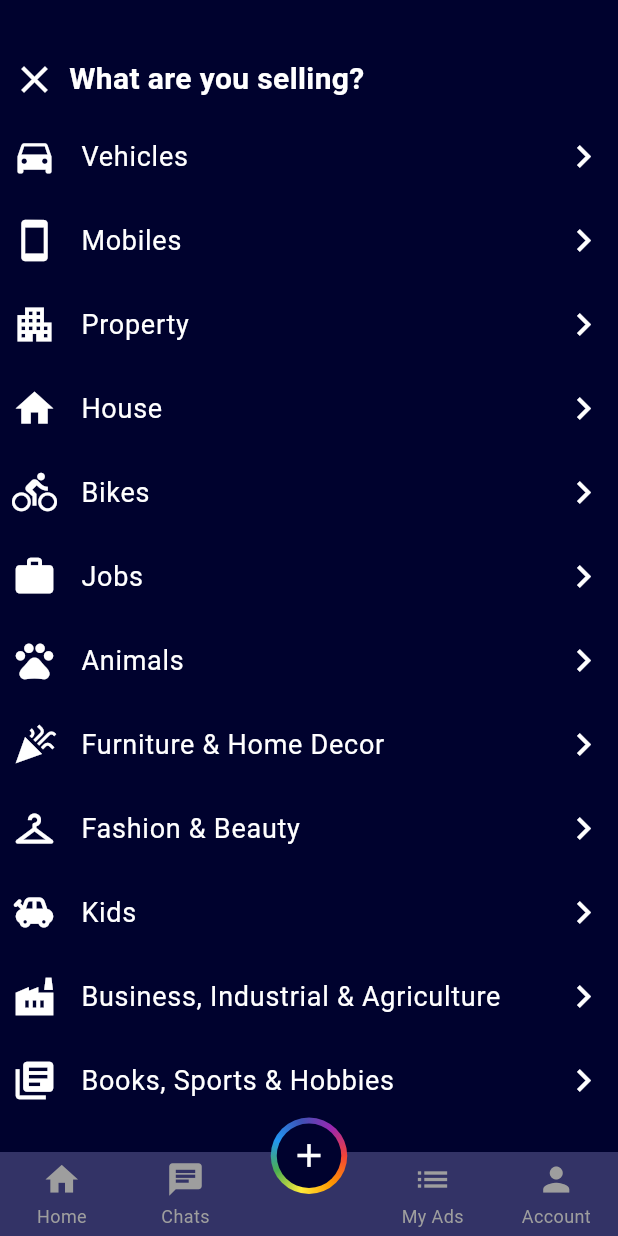
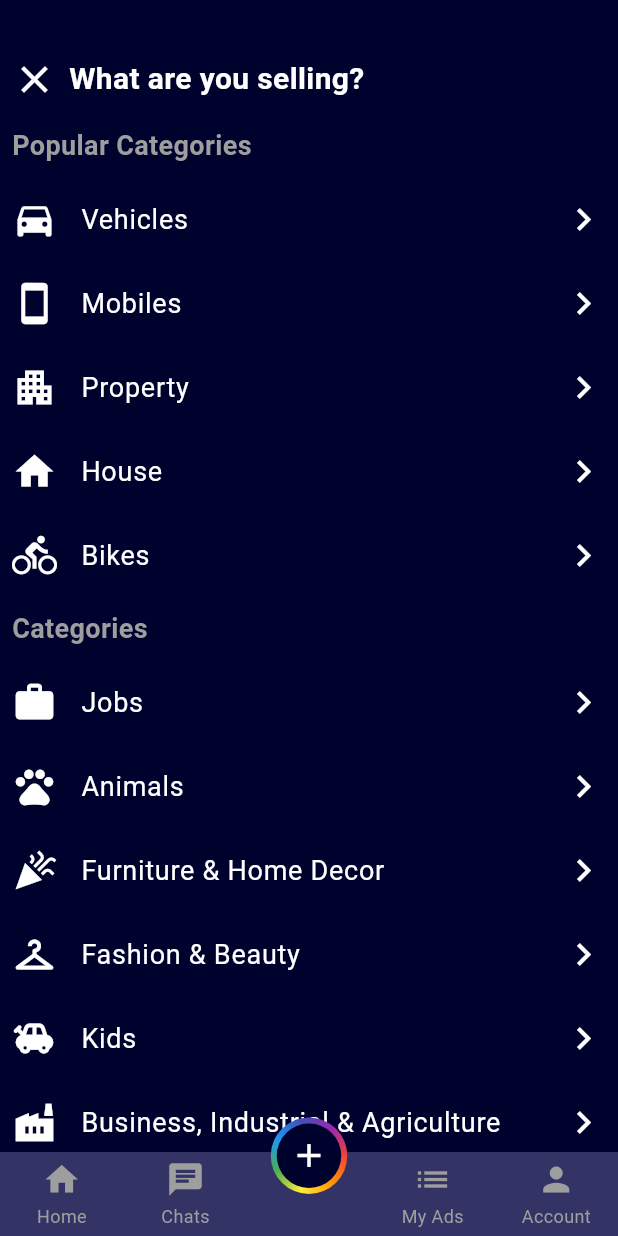
Before and after one commit to I-S-G-7/olx_app, a Flutter app: the screen it shows after launch, item 3 of the bottom bar chosen, on a phone screen of 412 x 824 dp. Run offline on Flutter 3.47's test engine with Material 3 defaults, Android fonts, the phone set to English and light mode, and no system bars; drawn by our look-alikes of persistent_bottom_nav_bar_v2; network calls fail.

Commit message:
Completed basic tabs

```diff
--- a/lib/Selling_page.dart
+++ b/lib/Selling_page.dart
@@ -1,5 +1,4 @@
 import 'package:flutter/material.dart';
-
 class SellingPage extends StatelessWidget {
   const SellingPage({super.key});
 
@@ -7,26 +6,45 @@ class SellingPage extends StatelessWidget {
   Widget build(BuildContext context) {
     return Scaffold(
       backgroundColor: const Color(0xFF00022E),
-      body: Column(
-        crossAxisAlignment: CrossAxisAlignment.start,
+      body: ListView(
+        padding: EdgeInsets.zero,
         children: [
-          SizedBox(height: 30,),
+          const SizedBox(height: 30),
           Row(
-            children: [
+            children: const [
               Padding(
-                padding: const EdgeInsets.all(8.0),
-                child: Icon(Icons.close, color: Colors.white,size: 30,),
+                padding: EdgeInsets.all(8.0),
+                child: Icon(Icons.close, color: Colors.white, size: 30),
               ),
-              Text("What are you selling?", style: TextStyle(color: Colors.white, fontSize: 20, fontWeight: FontWeight.bold),),
+              Text(
+                "What are you selling?",
+                style: TextStyle(
+                  color: Colors.white,
+                  fontSize: 20,
+                  fontWeight: FontWeight.bold,
+                ),
+              ),
             ],
           ),
-          Column(
-            children: [
+          const Padding(
+            padding: EdgeInsets.all(8.0),
+            child: Text(
+              "Popular Categories",
+              style: TextStyle(color: Colors.grey, fontSize: 18, fontWeight: FontWeight.bold),
+            ),
+          ),
           _buildSettingsTile(Icons.directions_car, "Vehicles"),
           _buildSettingsTile(Icons.smartphone, "Mobiles"),
           _buildSettingsTile(Icons.apartment, "Property"),
           _buildSettingsTile(Icons.home, "House"),
           _buildSettingsTile(Icons.directions_bike, "Bikes"),
+          const Padding(
+            padding: EdgeInsets.all(8.0),
+            child: Text(
+              "Categories",
+              style: TextStyle(color: Colors.grey, fontSize: 18, fontWeight: FontWeight.bold),
+            ),
+          ),
           _buildSettingsTile(Icons.work, "Jobs"),
           _buildSettingsTile(Icons.pets, "Animals"),
           _buildSettingsTile(Icons.celebration, "Furniture & Home Decor"),
@@ -36,16 +54,17 @@ class SellingPage extends StatelessWidget {
           _buildSettingsTile(Icons.library_books, "Books, Sports & Hobbies"),
         ],
       ),
-        ],
-      ),
     );
   }
-  Widget _buildSettingsTile(IconData icon, String title) {
+
+  static Widget _buildSettingsTile(IconData icon, String title) {
     return ListTile(
       contentPadding: const EdgeInsets.symmetric(horizontal: 8),
-      leading: Icon(icon, color: Colors.white, size: 30,),
-      title: Text(title, style: const TextStyle(color: Colors.white, fontSize: 18)),
-      trailing: const Icon(Icons.chevron_right, color: Colors.white,size: 30,),
+      leading: Icon(icon, color: Colors.white, size: 30),
+      title: Text(title,
+          style: const TextStyle(color: Colors.white, fontSize: 18)),
+      trailing:
+          const Icon(Icons.chevron_right, color: Colors.white, size: 30),
       onTap: () {},
     );
   }
```
Lines whose indentation alone changed are shown as unchanged.
